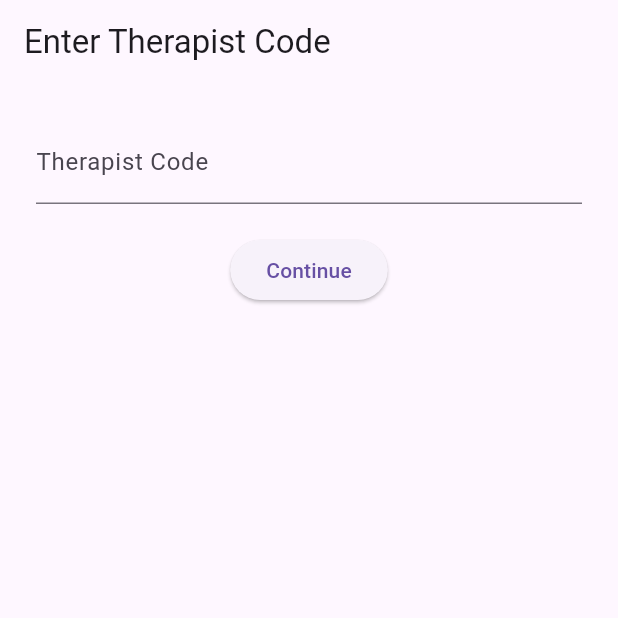
After one commit to carlotechnologies360-ctrl/therapy_booking_app, a Flutter app: the EnterCodePage screen opened directly, on a phone screen of 412 x 824 dp, the top half of it. The commit adds this screen. Run offline on Flutter 3.47's test engine with Material 3 defaults, Android fonts, the phone set to English and light mode, and no system bars; our stand-ins replace firebase_auth, firebase_core, sqflite; accounts and stored records are empty.

```diff
--- /dev/null
+++ b/lib/customer/enter_code_page.dart
@@ -0,0 +1,82 @@
+import 'package:flutter/material.dart';
+import '../local_database.dart';
+import 'massager_details.dart';
+
+class EnterCodePage extends StatefulWidget {
+  const EnterCodePage({super.key});
+
+  @override
+  State<EnterCodePage> createState() => _EnterCodePageState();
+}
+
+class _EnterCodePageState extends State<EnterCodePage> {
+  final _codeController = TextEditingController();
+  bool _loading = false;
+
+  Future<void> _submit() async {
+    setState(() => _loading = true);
+
+    // search in SQLite
+    final result = await LocalDatabase.findByEmail(
+      'massagers',
+      _codeController.text.trim(),
+    );
+
+    // wait—findByEmail uses email. We need findByCode instead.
+    // So we will use custom query:
+    final db = await LocalDatabase.database;
+    final rows = await db.query(
+      "massagers",
+      where: "code = ?",
+      whereArgs: [_codeController.text.trim()],
+    );
+
+    setState(() => _loading = false);
+
+    if (rows.isEmpty) {
+      ScaffoldMessenger.of(context).showSnackBar(
+        const SnackBar(content: Text("Invalid code. Try again.")),
+      );
+      return;
+    }
+
+    final massager = rows.first;
+
+    Navigator.push(
+      context,
+      MaterialPageRoute(
+        builder: (_) => MassagerDetailsPage(
+          massager: massager,
+        ),
+      ),
+    );
+  }
+
+  @override
+  Widget build(BuildContext context) {
+    return Scaffold(
+      appBar: AppBar(title: const Text("Enter Therapist Code")),
+      body: Padding(
+        padding: const EdgeInsets.all(24.0),
+        child: Column(
+          children: [
+            TextField(
+              controller: _codeController,
+              decoration: const InputDecoration(
+                labelText: "Therapist Code",
+                hintText: "Enter the code shared by your therapist",
+              ),
+            ),
+            const SizedBox(height: 20),
+            _loading
+                ? const CircularProgressIndicator()
+                : ElevatedButton(
+                    onPressed: _submit,
+                    child: const Text("Continue"),
+                  ),
+          ],
+        ),
+      ),
+    );
+  }
+}
--- a/lib/main.dart
+++ b/lib/main.dart
@@ -6,6 +6,8 @@ import 'customer/customer_login.dart';
 import 'customer/customer_signup.dart';
 import 'massager/massager_login.dart';
 import 'apply_page.dart';
+import 'customer/customer_home_page.dart';
+
 
 void main() async {
   WidgetsFlutterBinding.ensureInitialized();
@@ -29,6 +31,8 @@ class MyApp extends StatelessWidget {
         '/customer_signup': (context) => const CustomerSignupPage(),
         '/massager_login': (context) => const MassagerLoginPage(),
         '/apply': (context) => const ApplyPage(),
+        '/customer_home': (context) => const CustomerHomePage(),
+
       },
     );
   }
```
Also changed, not shown: lib/customer/customer_home_page.dart (added, +60 -0 lines), lib/customer/customer_login.dart (+6 -3 lines), lib/customer/massager_details.dart (added, +30 -0 lines), lib/local_database.dart (+47 -26 lines).
